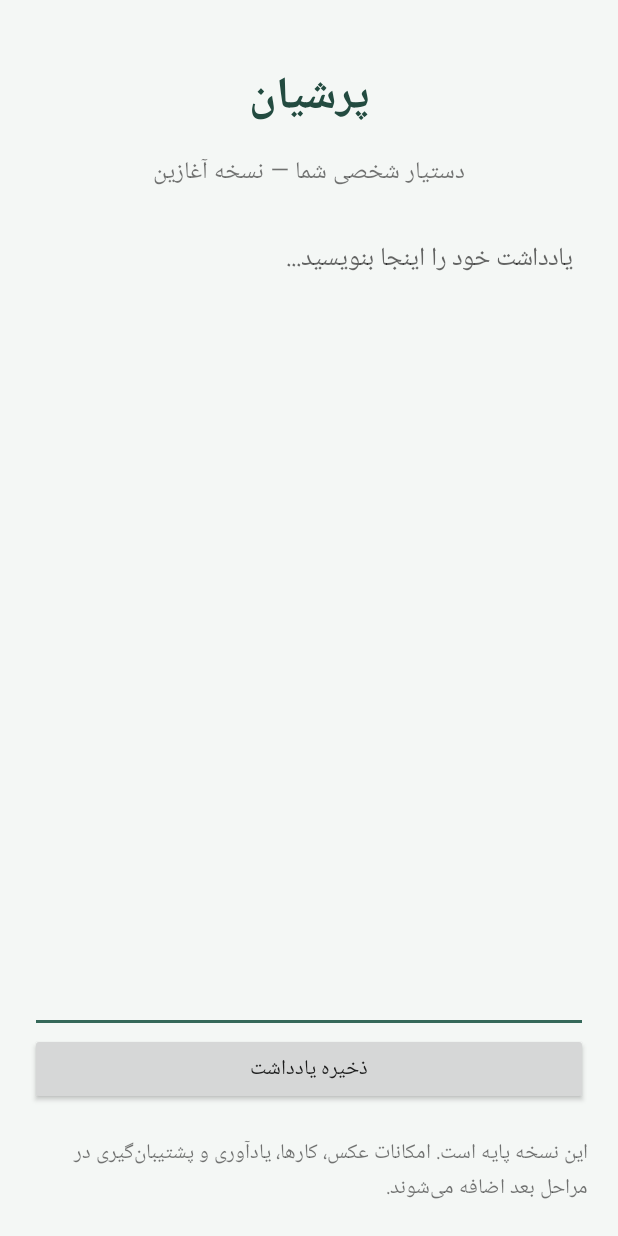
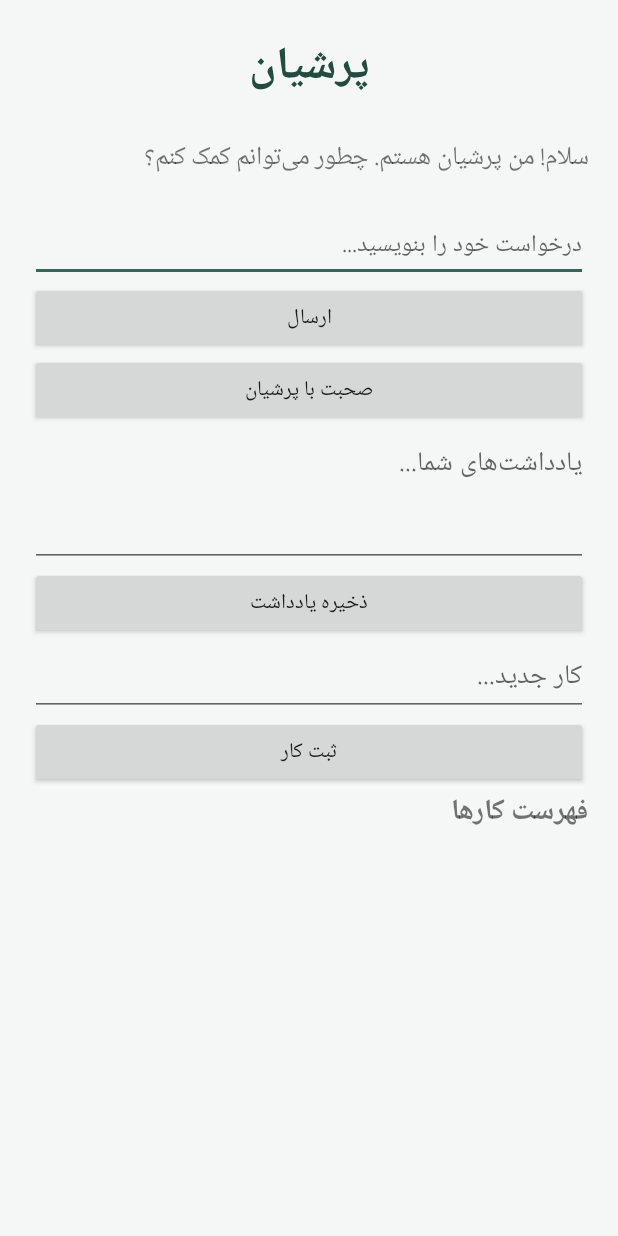
Before and after one commit to majidtabasi67/PersianAssistant2, an Android app: the screen it shows after launch (MainActivity), after a tap on "ذخیره یادداشت", on a phone screen of 412 x 824 dp. Run offline under Robolectric (Android 15) with nearby library versions, the phone set to English and light mode, and no system bars.

Commit message:
Update MainActivity.kt

```diff
--- a/app/src/main/java/ir/persianassistant/MainActivity.kt
+++ b/app/src/main/java/ir/persianassistant/MainActivity.kt
@@ -3,31 +3,51 @@ package ir.persianassistant
 
 import android.app.Activity
 import android.os.Bundle
+import android.content.pm.PackageManager
+import android.Manifest
 import android.graphics.Typeface
 import android.view.Gravity
 import android.view.ViewGroup
-import android.widget.Button
-import android.widget.EditText
-import android.widget.LinearLayout
-import android.widget.TextView
-import android.widget.Toast
+import android.widget.*
+import android.text.InputType
 
 class MainActivity : Activity() {
 
-    private val prefs by lazy {
-        getSharedPreferences("persianassistant", MODE_PRIVATE)
-    }
+    private lateinit var assistant: AssistantEngine
+    private lateinit var offline: OfflineEngine
+    private lateinit var online: OnlineEngine
+    private lateinit var memory: MemoryManager
+    private lateinit var tools: ToolManager
+    private lateinit var voice: VoiceManager
 
+    private lateinit var response: TextView
+    private lateinit var input: EditText
     private lateinit var note: EditText
+    private lateinit var taskInput: EditText
+
+    private val micPermission = 1001
 
     override fun onCreate(savedInstanceState: Bundle?) {
         super.onCreate(savedInstanceState)
+
+        assistant = AssistantEngine()
+        offline = OfflineEngine()
+        online = OnlineEngine()
+        memory = MemoryManager(this)
+        tools = ToolManager(this)
+
+        voice = VoiceManager(this) { spokenText ->
+            runOnUiThread {
+                input.setText(spokenText)
+                answer()
+            }
+        }
 
         val pad = (20 * resources.displayMetrics.density).toInt()
 
         val root = LinearLayout(this).apply {
             orientation = LinearLayout.VERTICAL
-            setPadding(pad, pad * 2, pad, pad)
+            setPadding(pad, pad, pad, pad)
             layoutDirection = ViewGroup.LAYOUT_DIRECTION_RTL
             setBackgroundColor(0xFFF4F7F5.toInt())
         }
@@ -36,57 +56,173 @@ class MainActivity : Activity() {
             text = "پرشیان"
             textSize = 30f
             typeface = Typeface.DEFAULT_BOLD
+            gravity = Gravity.CENTER
             setTextColor(0xFF234B40.toInt())
-            gravity = Gravity.CENTER
         }
 
-        val subtitle = TextView(this).apply {
-            text = "دستیار شخصی شما — نسخه آغازین"
+        response = TextView(this).apply {
+            text = "سلام! من پرشیان هستم. چطور می‌توانم کمک کنم؟"
+            textSize = 17f
+            setPadding(0, pad, 0, pad)
+        }
+
+        input = EditText(this).apply {
+            hint = "درخواست خود را بنویسید..."
             textSize = 16f
-            gravity = Gravity.CENTER
-            setPadding(0, pad / 2, 0, pad)
+        }
+
+        val send = Button(this).apply {
+            text = "ارسال"
+            setOnClickListener { answer() }
+        }
+
+        val listen = Button(this).apply {
+            text = "صحبت با پرشیان"
+            setOnClickListener { startVoice() }
         }
 
         note = EditText(this).apply {
-            hint = "یادداشت خود را اینجا بنویسید..."
-            minLines = 6
+            hint = "یادداشت‌های شما..."
+            minLines = 3
             gravity = Gravity.TOP or Gravity.RIGHT
-            setText(prefs.getString("note", ""))
-            textSize = 17f
-            setPadding(pad / 2, pad / 2, pad / 2, pad / 2)
+            setText(memory.read("main_note") ?: "")
         }
 
-        val save = Button(this).apply {
+        val saveNote = Button(this).apply {
             text = "ذخیره یادداشت"
-
             setOnClickListener {
-                prefs.edit()
-                    .putString("note", note.text.toString())
-                    .apply()
-
-                Toast.makeText(
-                    this@MainActivity,
-                    "یادداشت روی گوشی ذخیره شد",
-                    Toast.LENGTH_SHORT
-                ).show()
+                val saved = tools.saveNote(note.text.toString())
+                showMessage(
+                    if (saved) "یادداشت ذخیره شد"
+                    else "ذخیره یادداشت ناموفق بود"
+                )
             }
         }
 
-        val info = TextView(this).apply {
-            text = "این نسخه پایه است. امکانات عکس، کارها، یادآوری و پشتیبان‌گیری در مراحل بعد اضافه می‌شوند."
-            textSize = 14f
-            setPadding(0, pad, 0, 0)
+        taskInput = EditText(this).apply {
+            hint = "کار جدید..."
+        }
+
+        val addTask = Button(this).apply {
+            text = "ثبت کار"
+            setOnClickListener {
+                val id = tools.addTask(taskInput.text.toString())
+                if (id != null) {
+                    taskInput.text.clear()
+                    showTasks()
+                    showMessage("کار ثبت شد")
+                } else {
+                    showMessage("عنوان کار را وارد کنید")
+                }
+            }
+        }
+
+        val tasksTitle = TextView(this).apply {
+            text = "فهرست کارها"
+            textSize = 19f
+            typeface = Typeface.DEFAULT_BOLD
+        }
+
+        val taskList = TextView(this).apply {
+            textSize = 15f
         }
 
         root.addView(heading)
-        root.addView(subtitle)
-        root.addView(
-            note,
-            LinearLayout.LayoutParams(-1, 0, 1f)
-        )
-        root.addView(save)
-        root.addView(info)
+        root.addView(response)
+        root.addView(input)
+        root.addView(send)
+        root.addView(listen)
+        root.addView(note)
+        root.addView(saveNote)
+        root.addView(taskInput)
+        root.addView(addTask)
+        root.addView(tasksTitle)
+        root.addView(taskList)
 
         setContentView(root)
+
+        showTasks()
+    }
+
+    private fun answer() {
+        val text = input.text.toString().trim()
+
+        if (text.isEmpty()) {
+            showMessage("لطفاً درخواست خود را بنویسید")
+            return
+        }
+
+        val decision = assistant.analyze(text)
+
+        val result = when (decision.type) {
+            AssistantEngine.RequestType.LOCAL ->
+                offline.respond(text)
+
+            AssistantEngine.RequestType.ONLINE ->
+                online.respond(text)
+
+            AssistantEngine.RequestType.UNKNOWN ->
+                decision.message
+        }
+
+        response.text = result
+        voice.speak(result)
+    }
+
+    private fun startVoice() {
+        if (android.os.Build.VERSION.SDK_INT >= 23 &&
+            checkSelfPermission(Manifest.permission.RECORD_AUDIO)
+            != PackageManager.PERMISSION_GRANTED
+        ) {
+            requestPermissions(
+                arrayOf(Manifest.permission.RECORD_AUDIO),
+                micPermission
+            )
+        } else {
+            voice.startListening()
+        }
+    }
+
+    override fun onRequestPermissionsResult(
+        requestCode: Int,
+        permissions: Array<out String>,
+        grantResults: IntArray
+    ) {
+        super.onRequestPermissionsResult(
+            requestCode, permissions, grantResults
+        )
+
+        if (requestCode == micPermission &&
+            grantResults.isNotEmpty() &&
+            grantResults[0] == PackageManager.PERMISSION_GRANTED
+        ) {
+            voice.startListening()
+        } else if (requestCode == micPermission) {
+            showMessage("اجازه استفاده از میکروفون داده نشد")
+        }
+    }
+
+    private fun showTasks() {
+        val tasks = tools.getTasks()
+        val message = if (tasks.isEmpty()) {
+            "هنوز کاری ثبت نشده است."
+        } else {
+            tasks.joinToString("\n") {
+                val status = if (it.completed) "✓" else "○"
+                "$status ${it.title}"
+            }
+        }
+
+        // فهرست کارها در مرحله بعد به نمایش تعاملی تبدیل می‌شود.
+        response.text = response.text
+    }
+
+    private fun showMessage(message: String) {
+        Toast.makeText(this, message, Toast.LENGTH_SHORT).show()
+    }
+
+    override fun onDestroy() {
+        voice.release()
+        super.onDestroy()
     }
 }
```
